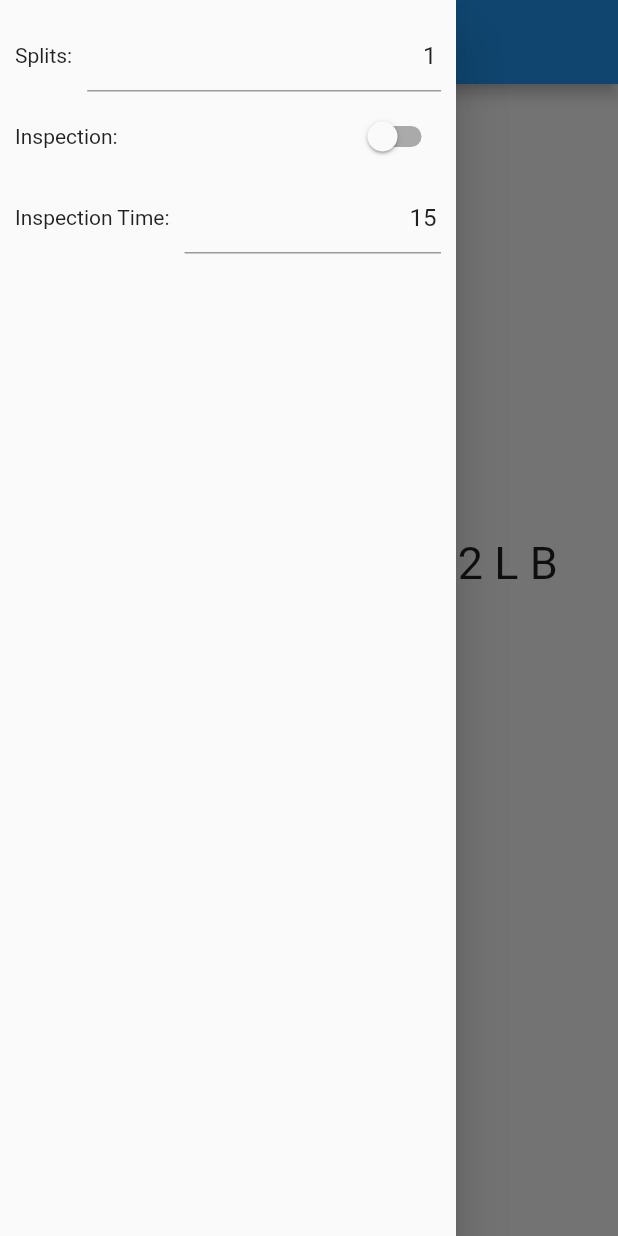
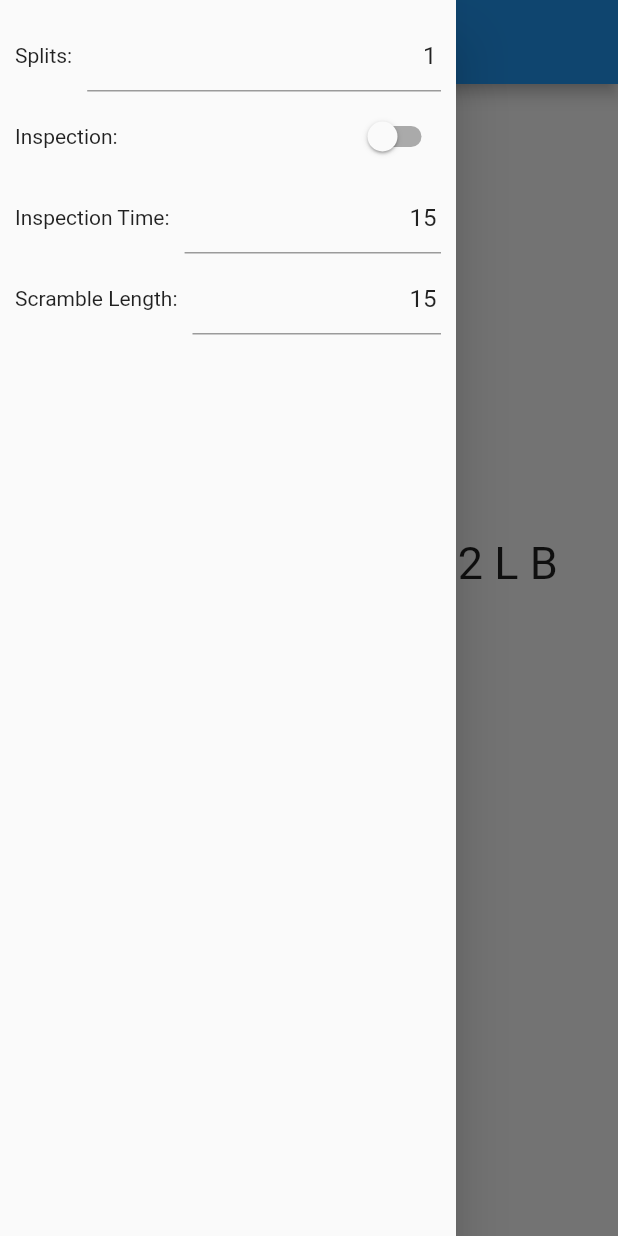
Before and after one commit to B1tWhys/CubeTrainer, a Flutter app: the screen it shows after launch, with the side drawer open, on a phone screen of 412 x 824 dp. Run offline on Flutter 3.47's test engine with Material 2 defaults, Android fonts, the phone set to English and light mode, and no system bars.

Commit message:
scramble is actually controlled by settings now

```diff
--- a/lib/main.dart
+++ b/lib/main.dart
@@ -41,7 +41,7 @@ class _MyHomePageState extends State<MyHomePage> {
       providers: [
         ChangeNotifierProvider(create: (context) => SolveState()),
         ChangeNotifierProvider(create: (context) => Scrambler()),
-        Provider(create: (context) => Settings())
+        ChangeNotifierProvider(create: (context) => Settings())
       ],
       builder: (context, _) => Scaffold(
         appBar: AppBar(
--- a/lib/model/scrambler.dart
+++ b/lib/model/scrambler.dart
@@ -58,6 +58,5 @@ class Scrambler extends ChangeNotifier {
   void generateNewScramble([int scrambleLen = 15]) {
     _prevScramble = _currentScramble;
     _currentScramble = _genScramble(scrambleLen);
-    notifyListeners();
   }
 }
--- a/lib/model/settings.dart
+++ b/lib/model/settings.dart
@@ -1,4 +1,6 @@
 import 'dart:collection';
+
+import 'package:flutter/foundation.dart';
 
 class Setting<T> {
   final String displayName;
@@ -7,10 +9,20 @@ class Setting<T> {
   Setting(this.displayName, this.value);
 }
 
-class Settings {
-  LinkedHashMap<String, Setting> settings = LinkedHashMap.fromEntries([
+class Settings extends ChangeNotifier {
+  LinkedHashMap<String, Setting> _settings = LinkedHashMap.fromEntries([
     MapEntry("nSplits", Setting<int>("Splits", 1)),
     MapEntry("inspection", Setting<bool>("Inspection", false)),
     MapEntry("inspectionTime", Setting<int>("Inspection Time", 15)),
+    MapEntry("scrambleLen", Setting<int>("Scramble Length", 15)),
   ]);
+
+  Setting operator [](String k) => _settings[k];
+  void operator []=(String k, Object v) {
+    print("updating setting: $k with value: $v");
+    _settings[k].value = v;
+    notifyListeners();
+  }
+
+  Iterable<MapEntry<String, Setting>> get entries => _settings.entries;
 }
--- a/lib/widgets/scrambleWidget.dart
+++ b/lib/widgets/scrambleWidget.dart
@@ -1,3 +1,4 @@
+import 'package:cubetrainer/model/settings.dart';
 import 'package:flutter/material.dart';
 import 'package:provider/provider.dart';
 import 'package:cubetrainer/model/timerState.dart';
@@ -8,11 +9,12 @@ class ScrambleWidget extends StatelessWidget {
 
   @override
   Widget build(BuildContext context) {
-    return Consumer<Scrambler>(
-      builder: (context, scrambler, _) {
+    Scrambler scrambler = Provider.of<Scrambler>(context);
+    Settings settings = Provider.of<Settings>(context);
     return Consumer<SolveState>(builder: (context, solveState, _) {
       switch (solveState.currentStatus) {
         case CubeStatus.SCRAMBLING:
+          scrambler.generateNewScramble(settings["scrambleLen"].value);
           return Padding(
             padding: const EdgeInsets.all(16.0),
             child: Text(
@@ -20,13 +22,9 @@ class ScrambleWidget extends StatelessWidget {
               style: TextStyle(fontSize: 30),
             ),
           );
-
-            case CubeStatus.SOLVING:
+        default:
           return Container();
       }
-          return Container();
     });
-      },
-    );
   }
 }
--- a/lib/widgets/settingsWidget.dart
+++ b/lib/widgets/settingsWidget.dart
@@ -5,80 +5,52 @@ import 'package:provider/provider.dart';
 class SettingsWidget extends StatelessWidget {
   const SettingsWidget({Key key}) : super(key: key);
 
-  @override
-  Widget build(BuildContext context) {
-    return Consumer<Settings>(builder: (context, settingsProvider, _) {
-      return ListView(
-        children: settingsProvider.settings.entries
-            .map((MapEntry e) => SettingWidget(e.value))
-            .toList(),
-        padding: EdgeInsets.all(10),
-      );
-    });
-  }
-}
-
-class SettingWidget extends StatefulWidget {
-  final Setting _setting;
-  const SettingWidget(this._setting, {Key key}) : super(key: key);
-
-  @override
-  _SettingWidgetState createState() => _SettingWidgetState(_setting);
-}
-
-class _SettingWidgetState extends State<SettingWidget> {
-  final Setting _setting;
-
-  _SettingWidgetState(this._setting);
-
-  Widget intInputWidget() => Expanded(
+  Widget intInputWidget(
+          Function(Object) callback, String settingName, int currentValue) =>
+      Expanded(
         child: TextFormField(
-          initialValue: _setting.value.toString(),
-          onChanged: (String newValue) {
-            _setting.value = int.tryParse(newValue) ?? _setting.value;
-          },
+          initialValue: currentValue.toString(),
+          onChanged: (String newValue) => callback(int.parse(newValue)),
           keyboardType: TextInputType.number,
           textAlign: TextAlign.right,
         ),
       );
 
-  Widget boolInputWidget() => Align(
+  Widget boolInputWidget(
+          Function(Object) callback, String settingName, bool currentValue) =>
+      Align(
         child: Switch(
-            value: _setting.value,
-            onChanged: (bool v) {
-              setState(() {
-                _setting.value = v;
-              });
-            }),
+          value: currentValue,
+          onChanged: callback,
+        ),
         alignment: Alignment.centerRight,
       );
 
-  Widget floatInputWidget() => Expanded(
+  Widget floatInputWidget(
+          Function(Object) callback, String settingName, double currentValue) =>
+      Expanded(
         child: TextFormField(
-          initialValue: _setting.value.toString(),
+          initialValue: currentValue.toString(),
           textAlign: TextAlign.right,
-          onChanged: (String newValue) =>
-              _setting.value = double.tryParse(newValue) ?? _setting.value,
+          onChanged: (String newValue) => callback(double.parse(newValue)),
         ),
       );
 
-  @override
-  Widget build(BuildContext context) {
+  Widget settingWidget(Function(Object) callback, Setting setting) {
     Widget inputWidget;
-    switch (_setting.value.runtimeType) {
+    switch (setting.value.runtimeType) {
       case int:
-        inputWidget = intInputWidget();
+        inputWidget =
+            intInputWidget(callback, setting.displayName, setting.value);
         break;
       case bool:
-        inputWidget = boolInputWidget();
+        inputWidget =
+            boolInputWidget(callback, setting.displayName, setting.value);
         break;
       default:
-        inputWidget = Container(
+        return Container(
           color: Colors.red,
-          child: SizedBox(
-            height: 30,
-            width: 100,
-          ),
+          child: SizedBox(width: 100, height: 30),
         );
     }
 
@@ -86,7 +58,7 @@ class _SettingWidgetState extends State<SettingWidget> {
       padding: const EdgeInsets.only(bottom: 3, top: 3),
       child: Row(
         children: [
-          Text(_setting.displayName + ":"),
+          Text(setting.displayName + ":"),
           SizedBox(width: 10),
           inputWidget,
         ],
@@ -94,4 +66,19 @@ class _SettingWidgetState extends State<SettingWidget> {
       ),
     );
   }
+
+  @override
+  Widget build(BuildContext context) {
+    return Consumer<Settings>(builder: (context, settings, _) {
+      return ListView(
+        children: settings.entries
+            .map((MapEntry e) => settingWidget(
+                  (Object newVal) => settings[e.key] = newVal,
+                  e.value,
+                ))
+            .toList(),
+        padding: EdgeInsets.all(10),
+      );
+    });
+  }
 }
--- a/lib/widgets/timerWidget.dart
+++ b/lib/widgets/timerWidget.dart
@@ -2,6 +2,7 @@ import 'dart:async';
 
 import 'package:cubetrainer/model/scrambler.dart';
 import 'package:cubetrainer/model/timerState.dart';
+import 'package:cubetrainer/model/settings.dart';
 import 'package:flutter/material.dart';
 import 'package:flutter/services.dart';
 import 'package:provider/provider.dart';
@@ -27,6 +28,7 @@ class _TimerWidgetState extends State<TimerWidget> {
   FocusNode _node;
   Color textColor = Colors.black;
   SolveState globalSolveState;
+  Settings settings;
   Scrambler scrambler;
 
   SolvePhase _solvePhase$ = SolvePhase.preSolve;
@@ -71,7 +73,6 @@ class _TimerWidgetState extends State<TimerWidget> {
     _solvePhase = SolvePhase.pendingStart;
     setTextColor(Colors.red);
     _updateTimer = Timer(Duration(milliseconds: 250), () {
-      // TODO: update global state
       globalSolveState.setSolving();
       print("pending start completed");
       setTextColor(Colors.green);
@@ -91,8 +92,6 @@ class _TimerWidgetState extends State<TimerWidget> {
     _updateTimer.cancel();
     update(null);
     _solvePhase = SolvePhase.solveCompleted;
-    // TODO: update global state
-    scrambler.generateNewScramble();
     globalSolveState.setSolved();
   }
 
```
Lines whose indentation alone changed are shown as unchanged.
